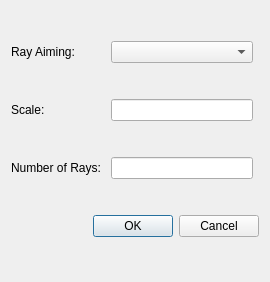
This is geopter/gui/AnalysisDlg/FieldCurvatureDlg.ui in heterophyllus/Geopter as Qt 5 draws it before an edit. The edited form follows.
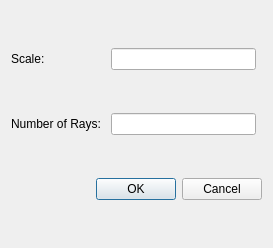
This is the edited form.

Diff of the .ui file:
```diff
--- a/geopter/gui/AnalysisDlg/FieldCurvatureDlg.ui
+++ b/geopter/gui/AnalysisDlg/FieldCurvatureDlg.ui
@@ -6,22 +6,21 @@
    <rect>
     <x>0</x>
     <y>0</y>
-    <width>270</width>
-    <height>282</height>
+    <width>273</width>
+    <height>248</height>
    </rect>
   </property>
   <property name="windowTitle">
    <string>Dialog</string>
   </property>
   <layout class="QGridLayout" name="gridLayout">
-   <item row="1" column="0">
-    <widget class="QLabel" name="label">
-     <property name="text">
-      <string>Scale: </string>
-     </property>
-    </widget>
+   <item row="1" column="1">
+    <widget class="QLineEdit" name="numRaysEdit"/>
    </item>
-   <item row="3" column="0" colspan="3">
+   <item row="0" column="1">
+    <widget class="QLineEdit" name="scaleEdit"/>
+   </item>
+   <item row="2" column="0" colspan="3">
     <widget class="QDialogButtonBox" name="buttonBox">
      <property name="orientation">
       <enum>Qt::Horizontal</enum>
@@ -31,23 +30,14 @@
      </property>
     </widget>
    </item>
-   <item row="0" column="1">
-    <widget class="QComboBox" name="rayAimingCombo"/>
-   </item>
-   <item row="1" column="1">
-    <widget class="QLineEdit" name="scaleEdit"/>
-   </item>
    <item row="0" column="0">
-    <widget class="QLabel" name="label_2">
+    <widget class="QLabel" name="label">
      <property name="text">
-      <string>Ray Aiming:</string>
+      <string>Scale: </string>
      </property>
     </widget>
    </item>
-   <item row="2" column="1">
-    <widget class="QLineEdit" name="numRaysEdit"/>
-   </item>
-   <item row="2" column="0">
+   <item row="1" column="0">
     <widget class="QLabel" name="label_3">
      <property name="text">
       <string>Number of Rays: </string>
```
Left out of the diff: 35 changed lines with no effect on the pictures.
